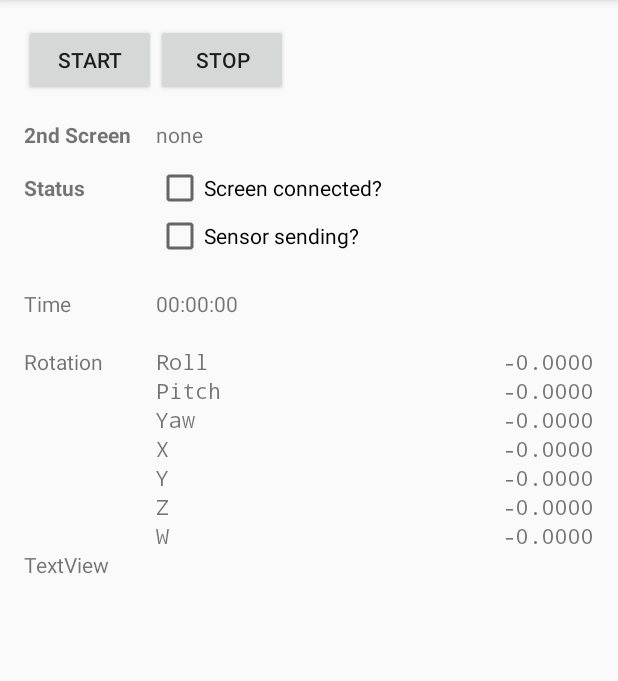
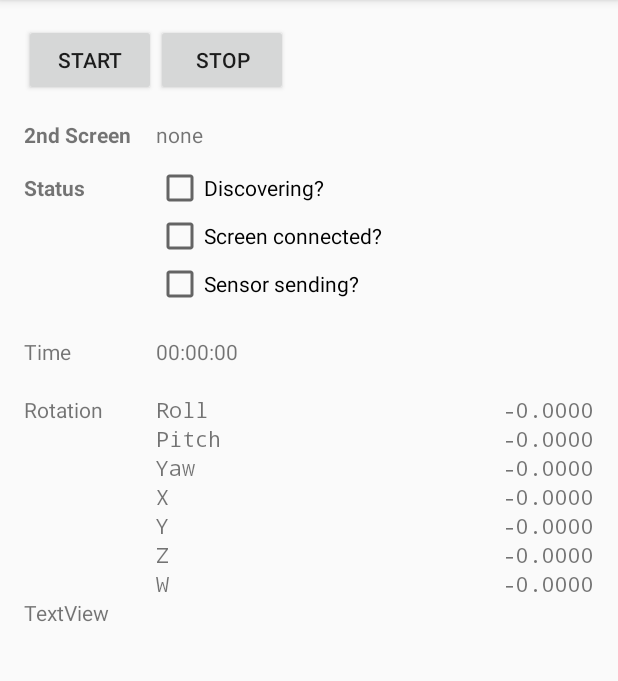
Before and after one commit to lolo8304/360-video-player, an Android app: the screen it shows after launch (MainActivity), on a phone screen of 412 x 824 dp, the part 84-765 px from its top. Run offline under Robolectric (Android 15) with nearby library versions, the phone set to English and light mode, and no system bars; libraries missing offline, so code that uses them is left out: com.jaredrummler.android.

```diff
--- a/SecondScreenFeatureAndroid/app/src/main/java/com/lolo/secondscreenfeature/Device.java
+++ b/SecondScreenFeatureAndroid/app/src/main/java/com/lolo/secondscreenfeature/Device.java
@@ -59,7 +59,7 @@ public class Device {
         return null;
     }
     public static String getHostAddress() {
-        return Device.getInetAddress().getHostName();
+        return Device.getInetAddress().getHostAddress();
     }
 
 
--- a/SecondScreenFeatureAndroid/app/src/main/java/com/lolo/secondscreenfeature/NsdHelper.java
+++ b/SecondScreenFeatureAndroid/app/src/main/java/com/lolo/secondscreenfeature/NsdService.java
@@ -5,7 +5,7 @@ package com.lolo.secondscreenfeature;
         import android.net.nsd.NsdManager;
         import android.util.Log;
 
-public class NsdHelper {
+public class NsdService {
 
     Context mContext;
 
@@ -20,9 +20,9 @@ public class NsdHelper {
     public String mServiceName = "ws://";
 
     NsdServiceInfo mService;
-    private NsdDelegate delegate;
+    private NsdServiceDelegate delegate;
 
-    public NsdHelper(Context context, NsdDelegate delegate) {
+    public NsdService(Context context, NsdServiceDelegate delegate) {
         mContext = context;
         mNsdManager = (NsdManager) context.getSystemService(Context.NSD_SERVICE);
         this.delegate = delegate;
--- a/SecondScreenFeatureAndroid/app/src/main/java/com/lolo/secondscreenfeature/NsdDelegate.java
+++ b/SecondScreenFeatureAndroid/app/src/main/java/com/lolo/secondscreenfeature/NsdServiceDelegate.java
@@ -6,7 +6,7 @@ import android.net.nsd.NsdServiceInfo;
  * Created by Lolo on 26.12.16.
  */
 
-public interface NsdDelegate {
+public interface NsdServiceDelegate {
     public void onDiscoveryStarted();
     public void onDiscoveryStopped();
 
--- a/SecondScreenFeatureAndroid/app/src/main/java/com/lolo/secondscreenfeature/SecondsScreenClientDelegate.java
+++ b/SecondScreenFeatureAndroid/app/src/main/java/com/lolo/secondscreenfeature/SecondsScreenClientDelegate.java
@@ -5,7 +5,8 @@ package com.lolo.secondscreenfeature;
  */
 
 public interface SecondsScreenClientDelegate {
+
+    public void onOpen();
+    public void onClose(int code, String reason, boolean remote);
     public void onMessage( String message );
-    public void onClose(int code, String reason, boolean remote);
-
 }
--- a/SecondScreenFeatureAndroid/app/src/main/res/layout-land/activity_main.xml
+++ b/SecondScreenFeatureAndroid/app/src/main/res/layout-land/activity_main.xml
@@ -88,10 +88,10 @@
         android:textAlignment="viewStart" />
 
     <CheckBox
-        android:text="Screen connected?"
+        android:text="Discovering?"
         android:layout_width="wrap_content"
         android:layout_height="wrap_content"
-        android:id="@+id/isScreenConnected"
+        android:id="@+id/isDiscovering"
         android:focusable="false"
         android:layout_alignBaseline="@+id/textView3"
         android:layout_alignBottom="@+id/textView3"
@@ -294,4 +294,15 @@
         android:layout_below="@+id/textView2"
         android:layout_alignParentBottom="true" />
 
+    <CheckBox
+        android:text="Screen connected?"
+        android:layout_width="wrap_content"
+        android:layout_height="wrap_content"
+        android:id="@+id/isScreenConnected"
+        android:focusable="false"
+        android:clickable="false"
+        android:layout_centerVertical="true"
+        android:layout_alignLeft="@+id/isDiscovering"
+        android:layout_alignStart="@+id/isDiscovering" />
+
 </RelativeLayout>
--- a/SecondScreenFeatureAndroid/app/src/main/res/layout/activity_main.xml
+++ b/SecondScreenFeatureAndroid/app/src/main/res/layout/activity_main.xml
@@ -88,10 +88,10 @@
         android:textAlignment="viewStart" />
 
     <CheckBox
-        android:text="Screen connected?"
+        android:text="Discovering?"
         android:layout_width="wrap_content"
         android:layout_height="wrap_content"
-        android:id="@+id/isScreenConnected"
+        android:id="@+id/isDiscovering"
         android:focusable="false"
         android:layout_alignBaseline="@+id/textView3"
         android:layout_alignBottom="@+id/textView3"
@@ -295,4 +295,15 @@
         android:layout_alignParentEnd="true"
         android:layout_alignParentBottom="true" />
 
+    <CheckBox
+        android:text="Screen connected?"
+        android:layout_width="wrap_content"
+        android:layout_height="wrap_content"
+        android:id="@+id/isScreenConnected"
+        android:focusable="false"
+        android:clickable="false"
+        android:layout_below="@+id/isDiscovering"
+        android:layout_alignLeft="@+id/isDiscovering"
+        android:layout_alignStart="@+id/isDiscovering" />
+
 </RelativeLayout>
```
Also changed, not shown: SecondScreenFeatureAndroid/app/src/main/java/com/lolo/secondscreenfeature/Connector.java (+56 -25 lines), SecondScreenFeatureAndroid/app/src/main/java/com/lolo/secondscreenfeature/SecondScreenClient.java (+15 -1 lines), SecondScreenFeatureAndroid/app/src/main/java/com/lolo/secondscreenfeature/activity/MainActivity.java (+16 -4 lines), 3 other files.
